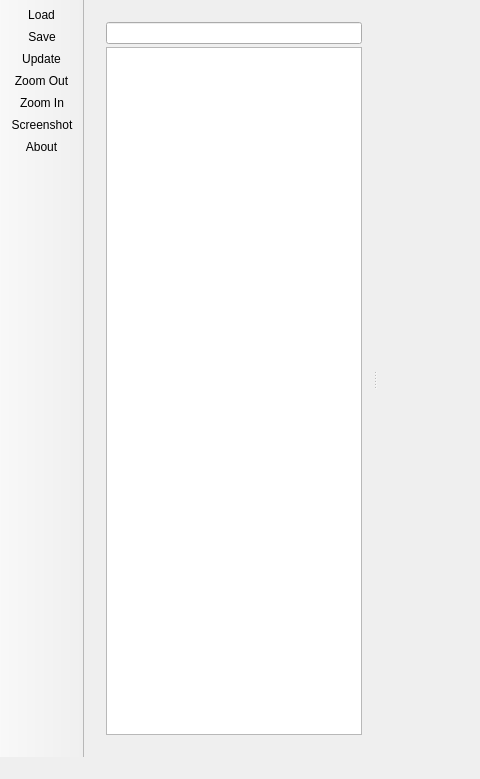
This is mainwindow.ui in gamoeba/stagehand as Qt 5 draws it before an edit; both pictures show x 0 to 480 and y 0 to 779 of the 1000 by 779 pixel window. The edited form follows.
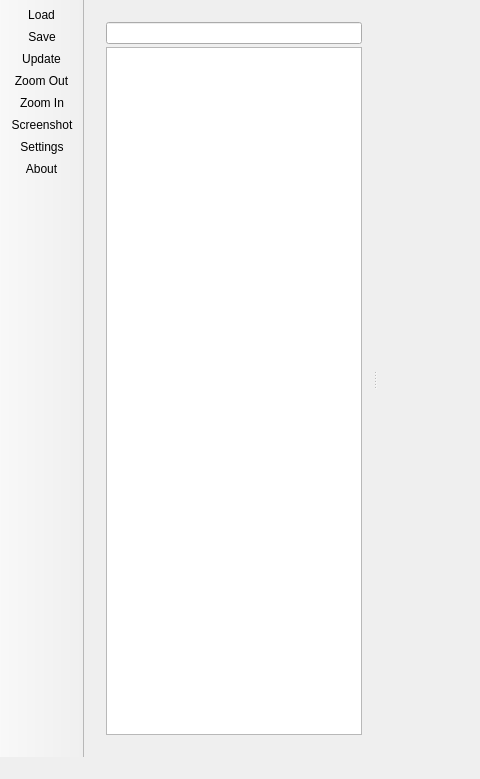
This is the edited form. Icons and pictures are not drawn.

What changed in the file:
```diff
--- a/mainwindow.ui
+++ b/mainwindow.ui
@@ -267,6 +267,7 @@
    <addaction name="actionZoom_Out"/>
    <addaction name="actionZoom_In"/>
    <addaction name="actionScreenshot"/>
+   <addaction name="actionSettings"/>
    <addaction name="actionAbout"/>
   </widget>
   <widget class="QStatusBar" name="statusBar"/>
@@ -342,6 +343,16 @@
     <string>About</string>
    </property>
   </action>
+  <action name="actionSettings">
+   <property name="icon">
+    <iconset resource="stagehand.qrc">
+     <normaloff>:/stagehand/settings.png</normaloff>
+     <normalon>:/stagehand/settings.png</normalon>:/stagehand/settings.png</iconset>
+   </property>
+   <property name="text">
+    <string>Settings</string>
+   </property>
+  </action>
  </widget>
  <layoutdefault spacing="6" margin="11"/>
  <resources>
```
Left out of the diff: 21 changed lines with no effect on the pictures.
